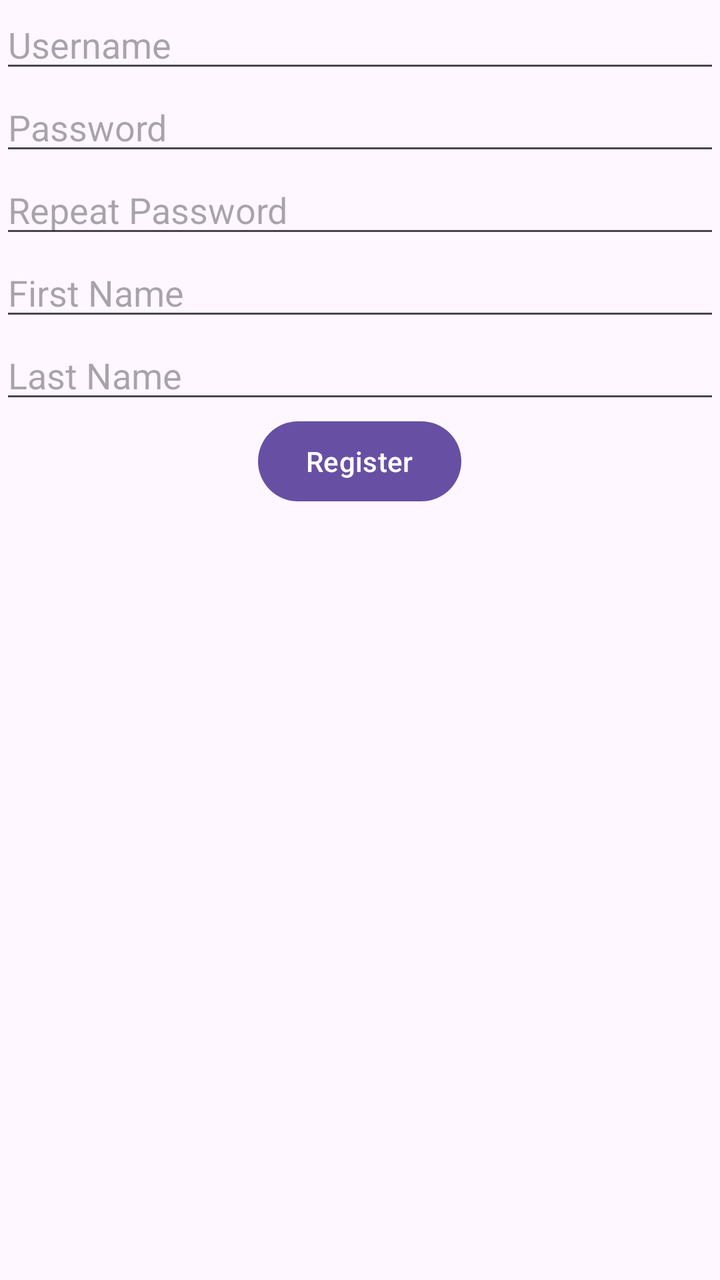
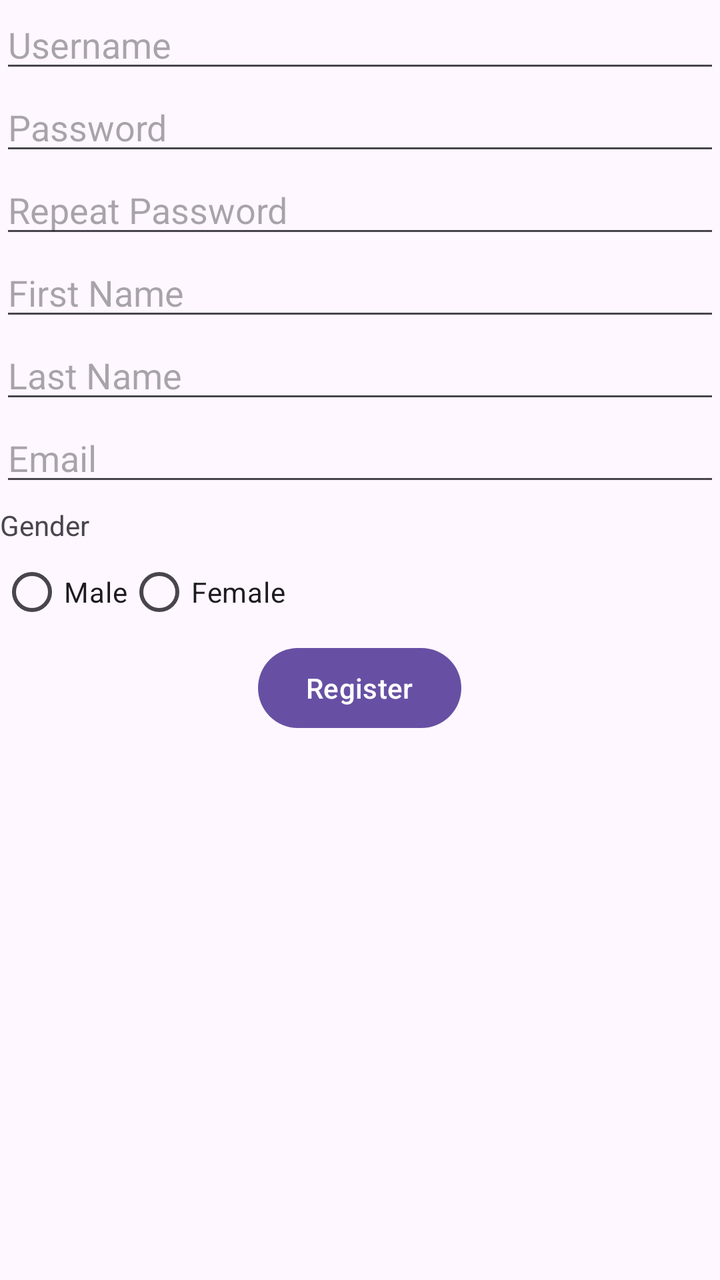

The first picture is an Android layout as it rendered before a commit; the second is the same layout after the commit. The layout source and the unified diff follow.
<!-- AndroidManifest.xml: application theme Theme.MyApplication1 -->
<!-- res/layout/register_layout.xml -->
<?xml version="1.0" encoding="utf-8"?>
<LinearLayout xmlns:android="http://schemas.android.com/apk/res/android"
    xmlns:app="http://schemas.android.com/apk/res-auto"
    xmlns:tools="http://schemas.android.com/tools"
    android:id="@+id/main"
    android:layout_width="match_parent"
    android:layout_height="match_parent"
    tools:context=".RegisterActivity"
    android:orientation="vertical"
    android:layout_marginTop="50dp">

    <EditText
        android:id="@+id/etUsername"
        android:layout_width="match_parent"
        android:layout_height="wrap_content"
        android:hint="Username"
        android:inputType="textPersonName"/>
    <EditText
        android:id="@+id/etPassword"
        android:layout_width="match_parent"
        android:layout_height="wrap_content"
        android:hint="Password"
        android:inputType="textPassword"/>
    <EditText
        android:id="@+id/etRePassword"
        android:layout_width="match_parent"
        android:layout_height="wrap_content"
        android:hint="Repeat Password"
        android:inputType="textPassword"/>
    <EditText
        android:id="@+id/etFirstName"
        android:layout_width="match_parent"
        android:layout_height="wrap_content"
        android:hint="First Name" />
    <EditText
        android:id="@+id/etLasName"
        android:layout_width="match_parent"
        android:layout_height="wrap_content"
        android:hint="Last Name"/>



    <Button
        android:id="@+id/btnRegister"
        android:layout_width="wrap_content"
        android:layout_height="wrap_content"
        android:text="Register"
        android:layout_gravity="center"/>
</LinearLayout>
<!-- resources referenced by this layout -->
<resources>
  <style name="Theme.MyApplication1" parent="Base.Theme.MyApplication1" />
  <style name="Base.Theme.MyApplication1" parent="Theme.Material3.DayNight.NoActionBar">
          
          
      </style>
</resources>

<!-- the commit's change to res/layout/register_layout.xml (unified diff, before → after) -->
@@ -5,45 +5,74 @@
     android:id="@+id/main"
     android:layout_width="match_parent"
     android:layout_height="match_parent"
-    tools:context=".RegisterActivity"
+    android:layout_marginTop="50dp"
     android:orientation="vertical"
-    android:layout_marginTop="50dp">
+    tools:context=".RegisterActivity">
 
     <EditText
         android:id="@+id/etUsername"
         android:layout_width="match_parent"
         android:layout_height="wrap_content"
         android:hint="Username"
-        android:inputType="textPersonName"/>
+        android:inputType="textPersonName" />
+
     <EditText
         android:id="@+id/etPassword"
         android:layout_width="match_parent"
         android:layout_height="wrap_content"
         android:hint="Password"
-        android:inputType="textPassword"/>
+        android:inputType="textPassword" />
+
     <EditText
         android:id="@+id/etRePassword"
         android:layout_width="match_parent"
         android:layout_height="wrap_content"
         android:hint="Repeat Password"
-        android:inputType="textPassword"/>
+        android:inputType="textPassword" />
+
     <EditText
         android:id="@+id/etFirstName"
         android:layout_width="match_parent"
         android:layout_height="wrap_content"
         android:hint="First Name" />
+
     <EditText
         android:id="@+id/etLasName"
         android:layout_width="match_parent"
         android:layout_height="wrap_content"
-        android:hint="Last Name"/>
+        android:hint="Last Name" />
 
-
+    <EditText
+        android:id="@+id/etEmail"
+        android:layout_width="match_parent"
+        android:layout_height="wrap_content"
+        android:hint="Email" />
+    <TextView
+        android:layout_width="match_parent"
+        android:layout_height="wrap_content"
+        android:layout_marginTop="5dp"
+        android:text="Gender" />
+    <RadioGroup
+        android:layout_width="match_parent"
+        android:layout_height="wrap_content"
+        android:id="@+id/rgGender"
+        android:orientation="horizontal">
+        <RadioButton
+            android:id="@+id/rbMale"
+            android:layout_width="wrap_content"
+            android:layout_height="wrap_content"
+            android:text="Male"/>
+    <RadioButton
+        android:id="@+id/rbFemale"
+        android:layout_width="wrap_content"
+        android:layout_height="wrap_content"
+        android:text="Female"/>
+    </RadioGroup>
 
     <Button
         android:id="@+id/btnRegister"
         android:layout_width="wrap_content"
         android:layout_height="wrap_content"
-        android:text="Register"
-        android:layout_gravity="center"/>
+        android:layout_gravity="center"
+        android:text="Register" />
 </LinearLayout>
